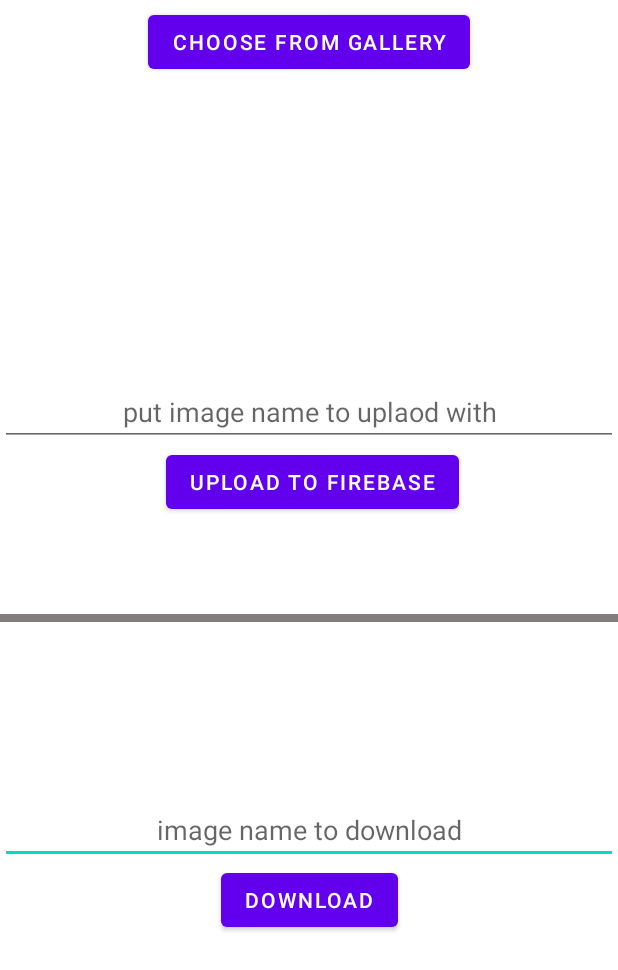
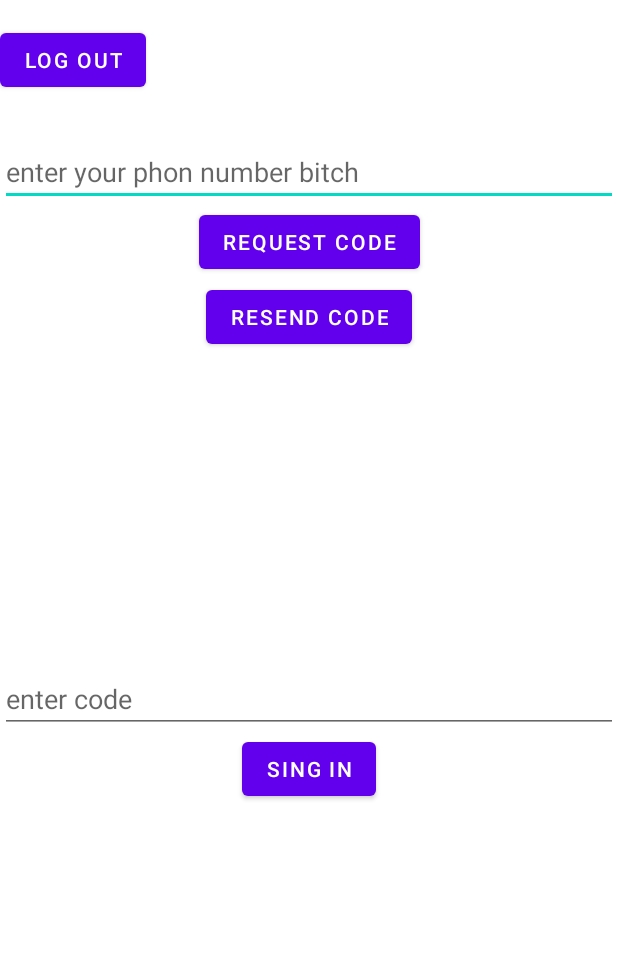
Before and after one commit to mostafa-n3ma/MenuPro1.0, an Android app: the layout activity_main.xml on its own in the app's theme, with its tools: preview values and no code run, on a phone screen of 412 x 824 dp. Shown: the top 970 px of the screen. Run offline under Robolectric (Android 15) with nearby library versions, the phone set to English and light mode, and no system bars.

Commit message:
feat: adding FirebaseAuth Authenticating with phone Number
Injecting the FireBase instance to RemoteDataSource.kt class and let him handel the aAuthentication process

testing that on MainActivity.kt

```diff
--- a/app/build.gradle
+++ b/app/build.gradle
@@ -43,8 +43,10 @@
         implementation 'androidx.appcompat:appcompat:1.5.1'
         implementation 'androidx.core:core-ktx:1.8.0'
         implementation 'androidx.constraintlayout:constraintlayout:2.1.4'
-        implementation 'com.google.firebase:firebase-firestore-ktx:24.3.0'
+        implementation 'com.google.firebase:firebase-firestore-ktx:24.3.1'
         implementation 'com.google.firebase:firebase-storage-ktx:20.0.2'
+        implementation 'com.google.firebase:firebase-auth-ktx:21.0.8'
+        implementation("androidx.browser:browser:1.4.0")
         testImplementation 'junit:junit:4.13.2'
         androidTestImplementation 'junit:junit:4.13.2'
         androidTestImplementation 'androidx.test.ext:junit:1.1.3'
--- a/app/src/main/res/layout/activity_main.xml
+++ b/app/src/main/res/layout/activity_main.xml
@@ -7,126 +7,76 @@
     tools:context=".MainActivity">
 
 
-    <LinearLayout
-        android:id="@+id/image_downloader_layout2"
-        android:layout_width="200dp"
-        android:layout_height="200dp"
-        android:orientation="vertical"
+    <TextView
+        android:id="@+id/user_status_tv"
+        android:layout_width="wrap_content"
+        android:layout_height="wrap_content"
+        android:visibility="gone"
         app:layout_constraintBottom_toBottomOf="parent"
         app:layout_constraintEnd_toEndOf="parent"
-        app:layout_constraintHorizontal_bias="0.5"
-        app:layout_constraintStart_toStartOf="parent">
+        app:layout_constraintHorizontal_bias="0.498"
+        app:layout_constraintStart_toStartOf="parent" />
 
-        <ProgressBar
-            android:id="@+id/image_downloader_pb2"
-            android:layout_width="match_parent"
-            android:layout_height="match_parent"
-            android:layout_gravity="center"
-            android:visibility="gone" />
-
-        <ImageView
-            android:id="@+id/img2"
-            android:layout_width="match_parent"
-            android:layout_height="match_parent"
-            app:layout_constraintBottom_toBottomOf="parent"
-            app:layout_constraintEnd_toEndOf="parent"
-            app:layout_constraintHorizontal_bias="0.5"
-            app:layout_constraintStart_toStartOf="parent" />
-
-    </LinearLayout>
-
-    <LinearLayout
-        android:id="@+id/image_downloader_layout"
-        android:layout_width="200dp"
-        android:layout_height="200dp"
-        android:orientation="vertical"
+    <EditText
+        android:id="@+id/phon_number_et"
+        android:layout_width="0dp"
+        android:layout_height="wrap_content"
+        android:layout_marginTop="92dp"
+        android:ems="10"
+        android:hint="enter your phon number bitch"
+        android:inputType="textPersonName"
         app:layout_constraintEnd_toEndOf="parent"
-        app:layout_constraintHorizontal_bias="0.5"
-        app:layout_constraintStart_toStartOf="parent"
-        app:layout_constraintTop_toBottomOf="@+id/choose_from_gallery_btn">
-
-        <ProgressBar
-            android:id="@+id/image_downloader_pb"
-            android:layout_width="match_parent"
-            android:layout_height="match_parent"
-            android:layout_gravity="center"
-            android:visibility="gone" />
-
-        <ImageView
-            android:id="@+id/img"
-            android:layout_width="match_parent"
-            android:layout_height="match_parent"
-            app:layout_constraintBottom_toBottomOf="parent"
-            app:layout_constraintEnd_toEndOf="parent"
-            app:layout_constraintHorizontal_bias="0.5"
-            app:layout_constraintStart_toStartOf="parent" />
-
-    </LinearLayout>
-
-    <Button
-        android:id="@+id/choose_from_gallery_btn"
-        android:layout_width="wrap_content"
-        android:layout_height="wrap_content"
-        android:layout_marginTop="4dp"
-        android:text="choose from gallery"
-        app:layout_constraintEnd_toEndOf="parent"
+        app:layout_constraintHorizontal_bias="0.497"
         app:layout_constraintStart_toStartOf="parent"
         app:layout_constraintTop_toTopOf="parent" />
 
     <Button
-        android:id="@+id/upload_img_btn"
+        android:id="@+id/request_code_btn"
         android:layout_width="wrap_content"
         android:layout_height="wrap_content"
-        android:text="upload to firebase"
+        android:text="request code"
         app:layout_constraintEnd_toEndOf="parent"
-        app:layout_constraintHorizontal_bias="0.511"
         app:layout_constraintStart_toStartOf="parent"
-        app:layout_constraintTop_toBottomOf="@+id/getimagename_et1" />
+        app:layout_constraintTop_toBottomOf="@+id/phon_number_et" />
 
-    <View
-        android:id="@+id/view"
-        android:layout_width="match_parent"
-        android:layout_height="5dp"
-        android:background="#837E7E"
-        app:layout_constraintBottom_toBottomOf="parent"
+    <EditText
+        android:id="@+id/code_et"
+        android:layout_width="0dp"
+        android:layout_height="wrap_content"
+        android:layout_marginTop="208dp"
+        android:ems="10"
+        android:hint="enter code"
+        android:inputType="textPersonName"
         app:layout_constraintEnd_toEndOf="parent"
-        app:layout_constraintHorizontal_bias="0.0"
+        app:layout_constraintHorizontal_bias="0.497"
+        app:layout_constraintStart_toStartOf="parent"
+        app:layout_constraintTop_toBottomOf="@+id/resend_code_btn" />
+
+    <Button
+        android:id="@+id/sing_in_btn"
+        android:layout_width="wrap_content"
+        android:layout_height="wrap_content"
+        android:text="sing in"
+        app:layout_constraintEnd_toEndOf="parent"
+        app:layout_constraintStart_toStartOf="parent"
+        app:layout_constraintTop_toBottomOf="@+id/code_et" />
+
+    <Button
+        android:id="@+id/resend_code_btn"
+        android:layout_width="wrap_content"
+        android:layout_height="wrap_content"
+        android:layout_marginTop="2dp"
+        android:text="resend code"
+        app:layout_constraintEnd_toEndOf="parent"
+        app:layout_constraintStart_toStartOf="parent"
+        app:layout_constraintTop_toBottomOf="@+id/request_code_btn" />
+
+    <Button
+        android:id="@+id/logout_btn"
+        android:layout_width="wrap_content"
+        android:layout_height="wrap_content"
+        android:layout_marginTop="16dp"
+        android:text="log out"
         app:layout_constraintStart_toStartOf="parent"
         app:layout_constraintTop_toTopOf="parent" />
-
-    <EditText
-        android:id="@+id/getImageName_et2"
-        android:layout_width="0dp"
-        android:layout_height="wrap_content"
-        android:ems="10"
-        android:gravity="center"
-        android:hint="image name to download"
-        android:inputType="textPersonName"
-        app:layout_constraintBottom_toTopOf="@+id/download_btn"
-        app:layout_constraintEnd_toEndOf="parent"
-        app:layout_constraintStart_toStartOf="parent" />
-
-    <Button
-        android:id="@+id/download_btn"
-        android:layout_width="wrap_content"
-        android:layout_height="wrap_content"
-        android:text="download"
-        app:layout_constraintBottom_toTopOf="@+id/image_downloader_layout2"
-        app:layout_constraintEnd_toEndOf="parent"
-        app:layout_constraintHorizontal_bias="0.5"
-        app:layout_constraintStart_toStartOf="parent" />
-
-    <EditText
-        android:id="@+id/getimagename_et1"
-        android:layout_width="match_parent"
-        android:layout_height="wrap_content"
-        android:ems="10"
-        android:gravity="center"
-        android:hint="put image name to uplaod with"
-        android:inputType="textPersonName"
-        app:layout_constraintEnd_toEndOf="parent"
-        app:layout_constraintStart_toStartOf="parent"
-        app:layout_constraintTop_toBottomOf="@+id/image_downloader_layout" />
-
-
 </androidx.constraintlayout.widget.ConstraintLayout>
```
Also changed, not shown: app/src/main/java/com/mostafan3ma/android/menupro10/MainActivity.kt (+52 -9 lines), app/src/main/java/com/mostafan3ma/android/menupro10/oporations/DataManagment/remoteDataSource/RemoteDataSource.kt (+101 -1 lines), app/src/main/java/com/mostafan3ma/android/menupro10/oporations/di/FireModule.kt (+7 -0 lines), 1 other file.
